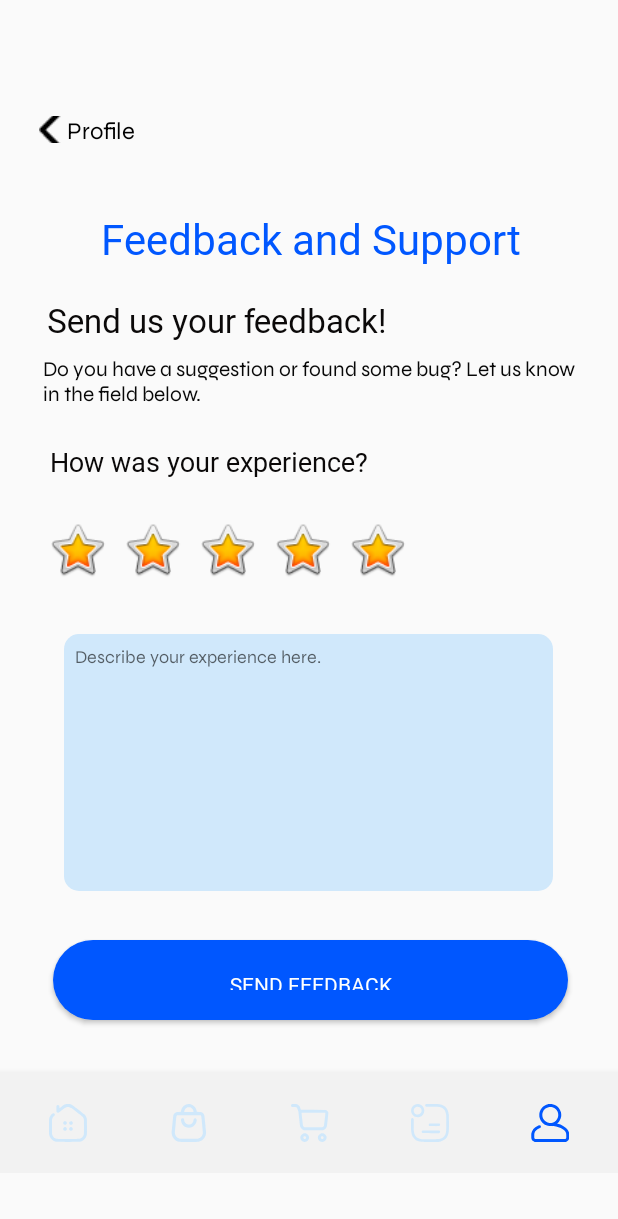
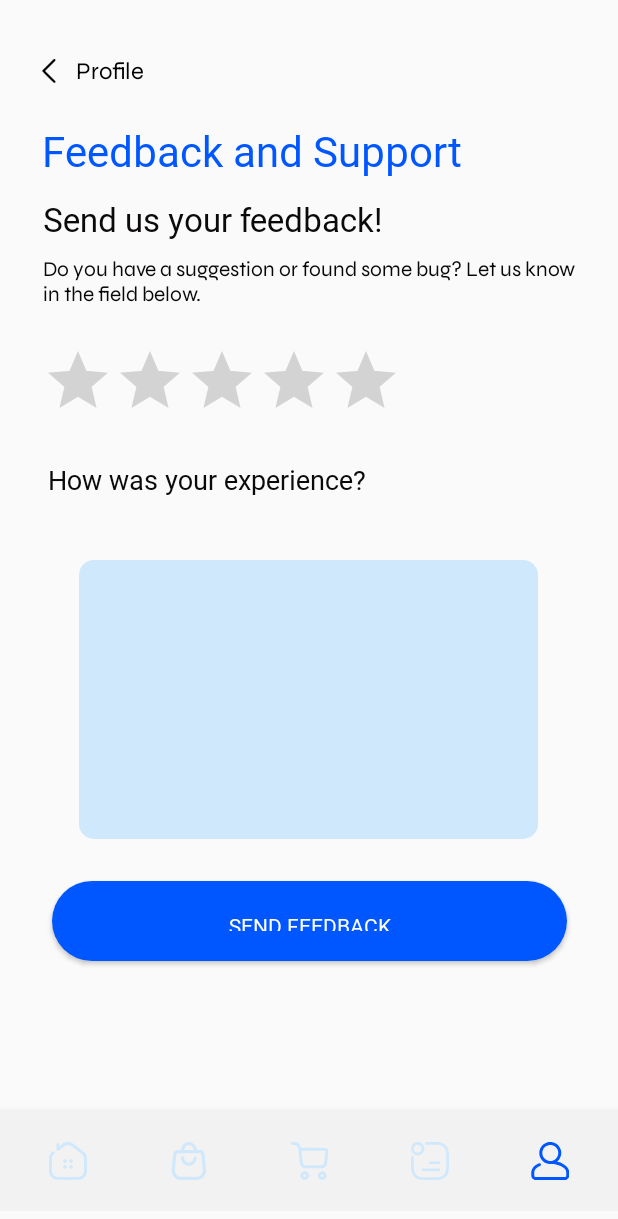
Before and after one commit to ejpalen/umak-nexus, an Android app: the FeedbackSupport screen opened directly, with no data from a screen before it, on a phone screen of 412 x 824 dp. Shown: the top 1219 px of the screen. Run offline under Robolectric (Android 15) with nearby library versions, the phone set to English and light mode, and no system bars.

Commit message:
all design finished, fixed minor issues regarding margin and alignment

```diff
--- a/app/src/main/java/com/example/umaknexus/FeedbackSupport.java
+++ b/app/src/main/java/com/example/umaknexus/FeedbackSupport.java
@@ -16,5 +16,6 @@ public class FeedbackSupport extends AppCompatActivity {
         bottomNavigationView.setSelectedItemId(R.id.bottom_profile);
 
 
+
     }
 }
--- a/app/src/main/java/com/example/umaknexus/MainActivity.java
+++ b/app/src/main/java/com/example/umaknexus/MainActivity.java
@@ -28,7 +28,7 @@ public class MainActivity extends AppCompatActivity {
         user = auth.getCurrentUser();
 
         if(user != null){
-            Intent intent = new Intent(getApplicationContext(), Home.class);
+            Intent intent = new Intent(getApplicationContext(), Settings.class);
             startActivity(intent);
             finish();
         }
@@ -39,7 +39,7 @@ public class MainActivity extends AppCompatActivity {
         getStartedBtn.setOnClickListener(new View.OnClickListener() {
             @Override
             public void onClick(View view) {
-                startActivity(new Intent(getApplicationContext(), Onboarding_Signin.class));
+                startActivity(new Intent(getApplicationContext(), Settings.class));
                 finish();
             }
         });
--- a/app/src/main/res/layout/activity_feedback_support.xml
+++ b/app/src/main/res/layout/activity_feedback_support.xml
@@ -9,206 +9,104 @@
     tools:context=".FeedbackSupport">
 
 
-    <ImageView
-        android:id="@+id/imageView5"
-        android:layout_width="50dp"
-        android:layout_height="42dp"
-        android:layout_marginStart="226dp"
-        android:layout_marginTop="284dp"
-        android:layout_marginEnd="135dp"
-        android:layout_marginBottom="333dp"
-        app:layout_constraintBottom_toBottomOf="parent"
-        app:layout_constraintEnd_toEndOf="parent"
-        app:layout_constraintStart_toStartOf="parent"
-        app:layout_constraintTop_toTopOf="parent"
-        app:srcCompat="@android:drawable/btn_star_big_on" />
-
-    <ImageView
-        android:id="@+id/imageView4"
-        android:layout_width="50dp"
-        android:layout_height="42dp"
-        android:layout_marginStart="176dp"
-        android:layout_marginTop="284dp"
-        android:layout_marginEnd="185dp"
-        android:layout_marginBottom="333dp"
-        app:layout_constraintBottom_toBottomOf="parent"
-        app:layout_constraintEnd_toEndOf="parent"
-        app:layout_constraintStart_toStartOf="parent"
-        app:layout_constraintTop_toTopOf="parent"
-        app:srcCompat="@android:drawable/btn_star_big_on" />
-
-    <ImageView
-        android:id="@+id/imageView3"
-        android:layout_width="50dp"
-        android:layout_height="42dp"
-        android:layout_marginStart="126dp"
-        android:layout_marginTop="284dp"
-        android:layout_marginEnd="235dp"
-        android:layout_marginBottom="333dp"
-        app:layout_constraintBottom_toBottomOf="parent"
-        app:layout_constraintEnd_toEndOf="parent"
-        app:layout_constraintStart_toStartOf="parent"
-        app:layout_constraintTop_toTopOf="parent"
-        app:srcCompat="@android:drawable/btn_star_big_on" />
-
-
-    <ImageButton
-        android:id="@+id/idImgBtn"
-        android:layout_width="23dp"
-        android:layout_height="18dp"
-        android:layout_marginStart="24dp"
-        android:layout_marginTop="16dp"
-        android:layout_marginEnd="364dp"
-        android:layout_marginBottom="625dp"
-        android:background="@android:color/transparent"
-        android:padding="0dp"
-        android:src="@drawable/back_button"
-        app:layout_constraintBottom_toBottomOf="parent"
-        app:layout_constraintEnd_toEndOf="parent"
-        app:layout_constraintStart_toStartOf="parent"
-        app:layout_constraintTop_toTopOf="parent" />
-
-    <TextView
+    <FrameLayout
+        android:id="@+id/backButtonFrame"
         android:layout_width="wrap_content"
         android:layout_height="wrap_content"
-        android:layout_marginStart="44dp"
-        android:layout_marginTop="16dp"
-        android:layout_marginEnd="322dp"
-        android:layout_marginBottom="623dp"
-        android:clickable="false"
-        android:fontFamily="@font/syne"
-        android:text="Profile"
-        android:textColor="@color/black"
-        android:textSize="16sp"
-        app:layout_constraintBottom_toBottomOf="parent"
-        app:layout_constraintEnd_toEndOf="parent"
+        android:layout_marginStart="20dp"
+        android:layout_marginTop="20dp"
         app:layout_constraintStart_toStartOf="parent"
-        app:layout_constraintTop_toTopOf="parent" />
+        app:layout_constraintTop_toTopOf="parent">
+
+    </FrameLayout>
+
 
     <TextView
         android:id="@+id/textView2"
         android:layout_width="wrap_content"
         android:layout_height="wrap_content"
-        android:layout_marginStart="28dp"
-        android:layout_marginTop="80dp"
-        android:layout_marginEnd="27dp"
-        android:layout_marginBottom="544dp"
+        android:layout_marginStart="27dp"
+        android:layout_marginTop="24dp"
+        android:layout_marginEnd="28dp"
         android:fontFamily="@font/syne_bold"
         android:text="Feedback and Support"
         android:textAlignment="center"
         android:textColor="#0057FF"
         android:textSize="28sp"
-        app:layout_constraintBottom_toBottomOf="parent"
         app:layout_constraintEnd_toEndOf="parent"
+        app:layout_constraintHorizontal_bias="0.0"
         app:layout_constraintStart_toStartOf="parent"
-        app:layout_constraintTop_toTopOf="parent" />
+        app:layout_constraintTop_toBottomOf="@+id/linearLayout2" />
 
     <TextView
         android:id="@+id/textView3"
         android:layout_width="364dp"
         android:layout_height="39dp"
-        android:layout_marginStart="25dp"
-        android:layout_marginTop="137dp"
-        android:layout_marginEnd="22dp"
-        android:layout_marginBottom="483dp"
+        android:layout_marginStart="28dp"
+        android:layout_marginTop="12dp"
+        android:layout_marginEnd="19dp"
         android:fontFamily="@font/syne_bold"
-        android:text=" Send us your feedback!"
+        android:text="Send us your feedback!"
         android:textAlignment="inherit"
         android:textColor="#0B0909"
         android:textSize="22sp"
-        app:layout_constraintBottom_toBottomOf="parent"
         app:layout_constraintEnd_toEndOf="parent"
         app:layout_constraintStart_toStartOf="parent"
-        app:layout_constraintTop_toTopOf="parent" />
+        app:layout_constraintTop_toBottomOf="@+id/textView2" />
+
 
     <TextView
         android:id="@+id/textView5"
-        android:layout_width="364dp"
-        android:layout_height="39dp"
-        android:layout_marginStart="28dp"
-        android:layout_marginTop="234dp"
-        android:layout_marginEnd="19dp"
-        android:layout_marginBottom="386dp"
+        android:layout_width="341dp"
+        android:layout_height="38dp"
+        android:layout_marginStart="27dp"
+        android:layout_marginTop="20dp"
+        android:layout_marginEnd="43dp"
         android:fontFamily="@font/syne_bold"
         android:text=" How was your experience?"
         android:textAlignment="inherit"
         android:textColor="#0B0909"
         android:textSize="18sp"
-        app:layout_constraintBottom_toBottomOf="parent"
         app:layout_constraintEnd_toEndOf="parent"
         app:layout_constraintStart_toStartOf="parent"
-        app:layout_constraintTop_toTopOf="parent" />
+        app:layout_constraintTop_toBottomOf="@+id/ratingBar" />
 
     <TextView
         android:id="@+id/textView4"
         android:layout_width="361dp"
         android:layout_height="43dp"
         android:layout_marginStart="28dp"
-        android:layout_marginTop="176dp"
         android:layout_marginEnd="22dp"
-        android:layout_marginBottom="440dp"
         android:fontFamily="@font/syne"
-        android:text="Do you have a suggestion or found some bug? Let us know    in the field below. "
+        android:text="Do you have a suggestion or found some bug? Let us know in the field below. "
         android:textAlignment="inherit"
         android:textColor="#070707"
-        app:layout_constraintBottom_toBottomOf="parent"
         app:layout_constraintEnd_toEndOf="parent"
         app:layout_constraintStart_toStartOf="parent"
-        app:layout_constraintTop_toTopOf="parent" />
+        app:layout_constraintTop_toBottomOf="@+id/textView3" />
 
     <Button
         android:id="@+id/getStarted_btn2"
         android:layout_width="343dp"
         android:layout_height="53dp"
-        android:layout_marginStart="35dp"
-        android:layout_marginTop="565dp"
-        android:layout_marginEnd="33dp"
-        android:layout_marginBottom="41dp"
+        android:layout_marginStart="34dp"
+        android:layout_marginTop="28dp"
+        android:layout_marginEnd="34dp"
         android:background="@drawable/white_bg_round_corners"
         android:backgroundTint="#0057FF"
         android:fontFamily="@font/syne_bold"
         android:text="SEND FEEDBACK"
         android:textColor="@color/white"
-        app:layout_constraintBottom_toBottomOf="parent"
         app:layout_constraintEnd_toEndOf="parent"
         app:layout_constraintStart_toStartOf="parent"
-        app:layout_constraintTop_toTopOf="parent" />
-
-    <ImageView
-        android:id="@+id/imageView"
-        android:layout_width="50dp"
-        android:layout_height="42dp"
-        android:layout_marginStart="26dp"
-        android:layout_marginTop="284dp"
-        android:layout_marginEnd="335dp"
-        android:layout_marginBottom="333dp"
-        app:layout_constraintBottom_toBottomOf="parent"
-        app:layout_constraintEnd_toEndOf="parent"
-        app:layout_constraintStart_toStartOf="parent"
-        app:layout_constraintTop_toTopOf="parent"
-        app:srcCompat="@android:drawable/btn_star_big_on" />
-
-    <ImageView
-        android:id="@+id/imageView2"
-        android:layout_width="50dp"
-        android:layout_height="42dp"
-        android:layout_marginStart="76dp"
-        android:layout_marginTop="284dp"
-        android:layout_marginEnd="285dp"
-        android:layout_marginBottom="333dp"
-        app:layout_constraintBottom_toBottomOf="parent"
-        app:layout_constraintEnd_toEndOf="parent"
-        app:layout_constraintStart_toStartOf="parent"
-        app:layout_constraintTop_toTopOf="parent"
-        app:srcCompat="@android:drawable/btn_star_big_on" />
-
+        app:layout_constraintTop_toBottomOf="@+id/imageView3" />
 
     <com.google.android.material.bottomnavigation.BottomNavigationView
         android:id="@+id/bottomNavigation"
         android:layout_width="wrap_content"
         android:layout_height="wrap_content"
         android:layout_alignParentBottom="true"
-        android:layout_marginTop="715dp"
+        android:layout_marginTop="100dp"
         android:background="#f2f2f2"
         android:elevation="2dp"
         android:padding="5dp"
@@ -219,41 +117,71 @@
         app:layout_constraintBottom_toBottomOf="parent"
         app:layout_constraintEnd_toEndOf="parent"
         app:layout_constraintStart_toStartOf="parent"
-        app:layout_constraintTop_toTopOf="parent"
+        app:layout_constraintTop_toBottomOf="@+id/getStarted_btn2"
         app:menu="@menu/bottom_profile" />
 
-    <ImageView
-        android:id="@+id/imageView12"
-        android:layout_width="326dp"
-        android:layout_height="171dp"
-        android:layout_marginStart="42dp"
-        android:layout_marginTop="361dp"
-        android:layout_marginEnd="43dp"
-        android:layout_marginBottom="127dp"
-        app:layout_constraintBottom_toBottomOf="parent"
+
+    <RatingBar
+        android:id="@+id/ratingBar"
+        android:layout_width="wrap_content"
+        android:layout_height="wrap_content"
+        android:layout_marginStart="27dp"
+        android:layout_marginTop="16dp"
+        android:layout_marginEnd="144dp"
+        android:numStars="5"
+        android:progressTint="@android:color/holo_orange_dark"
+        android:rating="0"
+        android:stepSize="1.0"
         app:layout_constraintEnd_toEndOf="parent"
         app:layout_constraintStart_toStartOf="parent"
-        app:layout_constraintTop_toTopOf="parent"
+        app:layout_constraintTop_toBottomOf="@+id/textView4" />
+
+    <ImageView
+        android:id="@+id/imageView3"
+        android:layout_width="306dp"
+        android:layout_height="186dp"
+        android:layout_marginStart="52dp"
+        android:layout_marginTop="28dp"
+        android:layout_marginEnd="53dp"
+        app:layout_constraintEnd_toEndOf="parent"
+        app:layout_constraintHorizontal_bias="1.0"
+        app:layout_constraintStart_toStartOf="parent"
+        app:layout_constraintTop_toBottomOf="@+id/textView5"
         app:srcCompat="@drawable/bg_btn_item" />
 
-
-    <com.google.android.material.textfield.TextInputEditText
-        android:layout_width="310dp"
-        android:layout_height="25dp"
-        android:layout_marginStart="49dp"
-        android:layout_marginTop="364dp"
-        android:layout_marginEnd="52dp"
-        android:layout_marginBottom="270dp"
-        android:autoText="false"
-        android:background="@android:color/transparent"
-        android:fontFamily="@font/syne"
-        android:hint="Describe your experience here."
-        android:textAlignment="viewStart"
-        android:textSize="12sp"
-        app:layout_constraintBottom_toBottomOf="parent"
+    <LinearLayout
+        android:id="@+id/linearLayout2"
+        android:layout_width="wrap_content"
+        android:layout_height="wrap_content"
+        android:layout_marginStart="24dp"
+        android:layout_marginTop="37dp"
+        android:layout_marginEnd="316dp"
+        android:gravity="center_vertical"
+        android:orientation="horizontal"
         app:layout_constraintEnd_toEndOf="parent"
         app:layout_constraintStart_toStartOf="parent"
-        app:layout_constraintTop_toTopOf="parent" />
+        app:layout_constraintTop_toTopOf="parent">
+
+        <ImageButton
+            android:id="@+id/idImgBtn"
+            android:layout_width="16dp"
+            android:layout_height="16dp"
+            android:adjustViewBounds="true"
+            android:background="@android:color/transparent"
+            android:padding="0dp"
+            android:scaleType="fitCenter"
+            android:src="@drawable/back_button" />
+
+        <TextView
+            android:layout_width="wrap_content"
+            android:layout_height="wrap_content"
+            android:layout_marginLeft="10dp"
+            android:clickable="false"
+            android:fontFamily="@font/syne"
+            android:text="Profile"
+            android:textColor="@color/black"
+            android:textSize="16sp" />
+    </LinearLayout>
 
 
 </androidx.constraintlayout.widget.ConstraintLayout>
--- a/app/src/main/res/values/themes.xml
+++ b/app/src/main/res/values/themes.xml
@@ -6,4 +6,8 @@
     </style>
 
     <style name="Theme.UMakNexus" parent="Base.Theme.UMakNexus" />
+    <style name="RatingBar" parent="Theme.AppCompat">
+        <item name="colorControlActivated">@color/tertiary_color</item>
+    </style>
+
 </resources>
```
Also changed, not shown: app/src/main/res/layout/activity_settings.xml (+63 -110 lines).
